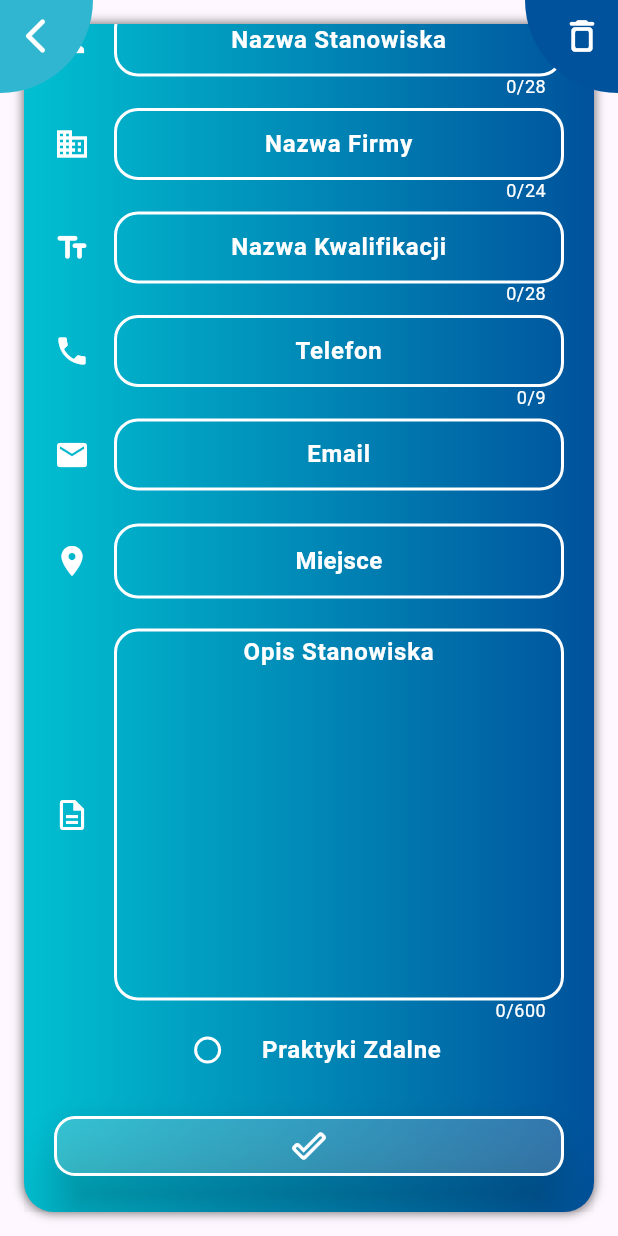
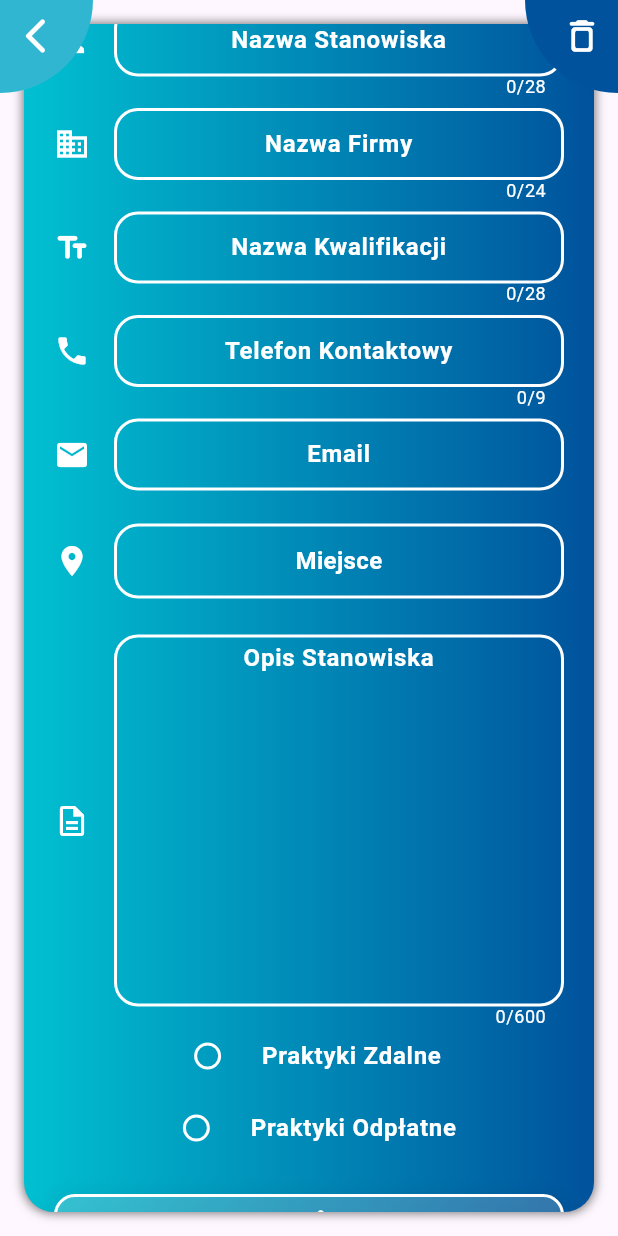
Before and after one commit to malak4822/praktyki_szkolne, a Flutter app: the AddEditJob screen opened directly, scrolled down 217 dp, on a phone screen of 412 x 824 dp. Run offline on Flutter 3.47's test engine with Material 3 defaults, Android fonts, the phone set to English and light mode, and no system bars; our stand-ins replace cloud_firestore, firebase_auth, firebase_core, firebase_storage, font_awesome_flutter, geocoding and 7 more; missing offline and left inert: firebase_app_check; accounts and stored records are empty; network calls fail; Roboto replaces fonts that are missing (Overpass).

Commit message:
fixing_bugs_adding_icon

```diff
--- a/lib/models/advertisements_model.dart
+++ b/lib/models/advertisements_model.dart
@@ -10,6 +10,7 @@ class JobAdModel {
   String jobQualification;
   String jobDescription;
   bool canRemotely;
+  bool arePaid;
 
   JobAdModel({
     required this.jobId,
@@ -23,5 +24,6 @@ class JobAdModel {
     required this.jobQualification,
     required this.jobDescription,
     required this.canRemotely,
+    required this.arePaid,
   });
 }
--- a/lib/pages/jobs/addeditjob.dart
+++ b/lib/pages/jobs/addeditjob.dart
@@ -35,6 +35,7 @@ class _AddEditJobState extends State<AddEditJob> {
   TextEditingController jobQualification = TextEditingController();
   TextEditingController jobDescription = TextEditingController();
   bool canRemotely = false;
+  bool arePaid = false;
   File? noticePhoto;
   bool isLocationFilled = false;
   final _formKey = GlobalKey<FormState>();
@@ -72,6 +73,8 @@ class _AddEditJobState extends State<AddEditJob> {
       jobLocation.text = initialJobData!.jobLocation;
       jobQualification.text = initialJobData!.jobQualification;
       jobDescription.text = initialJobData!.jobDescription;
+      canRemotely = initialJobData!.canRemotely;
+      arePaid = initialJobData!.arePaid;
       isNoticeOwner = true;
       super.initState();
     }
@@ -104,9 +107,10 @@ class _AddEditJobState extends State<AddEditJob> {
                     .deleteJobAdvert(widget.initialEditingVal!.jobId);
                 isLoadingVis = false;
                 if (isOkay) {
-                  if (context.mounted) {
-                    Navigator.pop(context);
-                  }
+                  Navigator.pop(context);
+                  Navigator.pop(context);
+                  Navigator.pop(context);
+                  Navigator.pop(context);
                 }
               },
               icon:
@@ -176,8 +180,8 @@ class _AddEditJobState extends State<AddEditJob> {
                     updateValues(jobQualification, 'Nazwa Kwalifikacji', 1, 28,
                         Icons.text_fields_rounded, TextInputType.text, null),
                     const SizedBox(height: 12),
-                    updateValues(jobPhone, 'Telefon', 1, 9, Icons.phone,
-                        TextInputType.phone, null),
+                    updateValues(jobPhone, 'Telefon Kontaktowy', 1, 9,
+                        Icons.phone, TextInputType.phone, null),
                     const SizedBox(height: 12),
                     updateValues(jobEmail, 'Email', 1, null, Icons.email,
                         TextInputType.emailAddress, null),
@@ -226,12 +230,18 @@ class _AddEditJobState extends State<AddEditJob> {
                         )
                       ],
                     ),
+                    const SizedBox(height: 4),
                     Visibility(
                         visible: isLocationFilled,
-                        child: Row(
+                        child: const Row(
                           children: [
-                            const SizedBox(width: 52),
-                            Text('Proszę Uzupełnić Miejsce', style: fontSize16)
+                            SizedBox(width: 52),
+                            Text(
+                              'Proszę Uzupełnić Miejsce',
+                              style: TextStyle(
+                                  color: Color.fromARGB(255, 161, 42, 34),
+                                  fontSize: 13),
+                            )
                           ],
                         )),
                     const SizedBox(height: 20),
@@ -252,6 +262,23 @@ class _AddEditJobState extends State<AddEditJob> {
                         onChanged: (newValue) {
                           setState(() {
                             canRemotely = newValue!;
+                          });
+                        }),
+                    CheckboxListTile(
+                        contentPadding: EdgeInsets.only(
+                            left: MediaQuery.of(context).size.width * 2 / 11),
+                        checkboxShape: RoundedRectangleBorder(
+                            borderRadius: BorderRadius.circular(10.0)),
+                        activeColor: Colors.white,
+                        side: MaterialStateBorderSide.resolveWith((states) =>
+                            const BorderSide(width: 2, color: Colors.white)),
+                        title: Text("Praktyki Odpłatne", style: fontSize16),
+                        value: arePaid,
+                        dense: true,
+                        controlAffinity: ListTileControlAffinity.leading,
+                        onChanged: (newValue) {
+                          setState(() {
+                            arePaid = newValue!;
                           });
                         }),
                     const SizedBox(height: 16),
@@ -285,7 +312,8 @@ class _AddEditJobState extends State<AddEditJob> {
                                           placeId,
                                           jobQualification.text,
                                           jobDescription.text,
-                                          canRemotely);
+                                          canRemotely,
+                                          arePaid);
                                   if (isOkay.keys.first == true) {
                                     if (context.mounted) {
                                       Provider.of<GoogleSignInProvider>(context,
@@ -300,7 +328,8 @@ class _AddEditJobState extends State<AddEditJob> {
                                               jobLocation.text,
                                               jobQualification.text,
                                               jobDescription.text,
-                                              canRemotely);
+                                              canRemotely,
+                                              arePaid);
                                     }
                                   }
                                 } else {
@@ -319,12 +348,12 @@ class _AddEditJobState extends State<AddEditJob> {
                                         jobLocation.text,
                                         jobQualification.text,
                                         jobDescription.text,
-                                        canRemotely);
+                                        canRemotely,
+                                        arePaid);
                                   }
                                 }
                               }
-                             if (context.mounted) {
-                              Navigator.pop(context);}
+                              Navigator.pop(context);
                             } else {
                               setState(() {
                                 isLocationFilled = true;
--- a/lib/pages/user/editnamedesc.dart
+++ b/lib/pages/user/editnamedesc.dart
@@ -49,7 +49,6 @@ class _EditNameAndDescState extends State<EditNameAndDesc> {
             updateValues(widget.descriptionCont, 'Opis', 8, 500,
                 Icons.description_rounded, TextInputType.text, null),
             const SizedBox(height: 10),
-            if (widget.isAccountTypeUser)
               Row(
                 children: [
                   const Icon(Icons.location_on_sharp, color: Colors.white),
@@ -92,7 +91,6 @@ class _EditNameAndDescState extends State<EditNameAndDesc> {
                 ],
               ),
             const SizedBox(height: 16),
-            if (widget.isAccountTypeUser)
               Row(children: [
                 const Icon(Icons.person, color: Colors.white),
                 const SizedBox(width: 16),
--- a/lib/pages/user/editphotowidget.dart
+++ b/lib/pages/user/editphotowidget.dart
@@ -15,6 +15,8 @@ const String basicPPUrl =
     'https://firebasestorage.googleapis.com/v0/b/praktyki-szkolne.appspot.com/o/my_files%2Fman_praktyki.png?alt=media&token=dec782e2-1e50-4066-b0b6-0dc8019463d8&_gl=1*5iyx8e*_ga*MTg3NTU1MzM0MC4xNjk4MzAyMTM5*_ga_CW55HF8NVT*MTY5OTI4NjY4OC42LjEuMTY5OTI4NjcwMS40Ny4wLjA.';
 
 class _EditPhotoState extends State<EditPhoto> {
+
+
   @override
   void initState() {
     if (widget.user.profilePicture != null) {
--- a/lib/widgets/sortandfilter.dart
+++ b/lib/widgets/sortandfilter.dart
@@ -51,7 +51,7 @@ List<String> sortUsers() => [
       'Najbliżej Ciebię'
     ];
 
-List<String> filterUsers() => ['filterUser1', 'filterUser2', 'filterUser3'];
+List<String> filterUsers() => ['Bez Filtrów'];
 
 List<String> sortJobs() => [
       'Nabliżej Mnie',
@@ -59,4 +59,4 @@ List<String> sortJobs() => [
       'Najdłuższy Opis',
     ];
 
-List<String> filterJobs() => ['filterJobs1', 'filterJobs2', 'filterJobs3'];
+List<String> filterJobs() => ['Bez Filtrów', 'Praktyki Zdalne', 'Praktyki Odpłatne'];
```
Also changed, not shown: lib/loggedparent.dart (+17 -6 lines), lib/pages/jobs/jobadvertisement.dart (+9 -6 lines), lib/pages/user/edituserpage.dart (+6 -9 lines), lib/providers/edituser.dart (+4 -3 lines), lib/providers/googlesign.dart (+4 -6 lines), lib/services/database.dart (+16 -19 lines), lib/services/sort_filter_functions.dart (+40 -6 lines), lib/view/notices.dart (+20 -25 lines), lib/view/userpage.dart (+16 -19 lines), lib/widgets/choselocation.dart (+4 -4 lines), lib/widgets/edituserpopup.dart (+2 -7 lines), lib/widgets/inputwindows.dart (+16 -5 lines), pubspec.yaml (+7 -0 lines), images/applogo.png (added), 1 more files, 27 other files.
